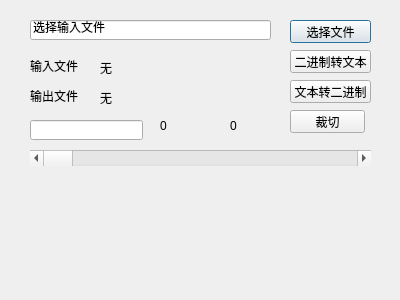
guofuhua/test, file foundation/string/fileConvert/fileConvert/fileconvert.ui: the form before one commit.
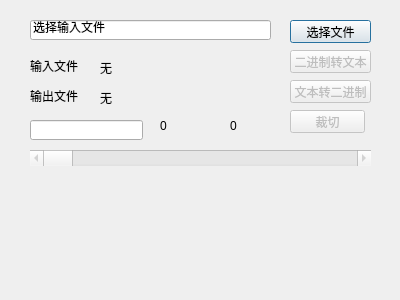
The form after the commit.

Commit message: 修改不先选择文件其他功能不使能。

Patch:
```diff
--- a/foundation/string/fileConvert/fileConvert/fileconvert.ui
+++ b/foundation/string/fileConvert/fileConvert/fileconvert.ui
@@ -92,6 +92,9 @@
    </property>
   </widget>
   <widget class="QPushButton" name="pushButton_2">
+   <property name="enabled">
+    <bool>false</bool>
+   </property>
    <property name="geometry">
     <rect>
      <x>290</x>
@@ -105,6 +108,9 @@
    </property>
   </widget>
   <widget class="QPushButton" name="pushButton_3">
+   <property name="enabled">
+    <bool>false</bool>
+   </property>
    <property name="geometry">
     <rect>
      <x>290</x>
@@ -118,6 +124,9 @@
    </property>
   </widget>
   <widget class="QScrollBar" name="horizontalScrollBar">
+   <property name="enabled">
+    <bool>false</bool>
+   </property>
    <property name="geometry">
     <rect>
      <x>30</x>
@@ -167,6 +176,9 @@
    </property>
   </widget>
   <widget class="QPushButton" name="pushButton_4">
+   <property name="enabled">
+    <bool>false</bool>
+   </property>
    <property name="geometry">
     <rect>
      <x>290</x>
```
The commit also changes 1 other file.
